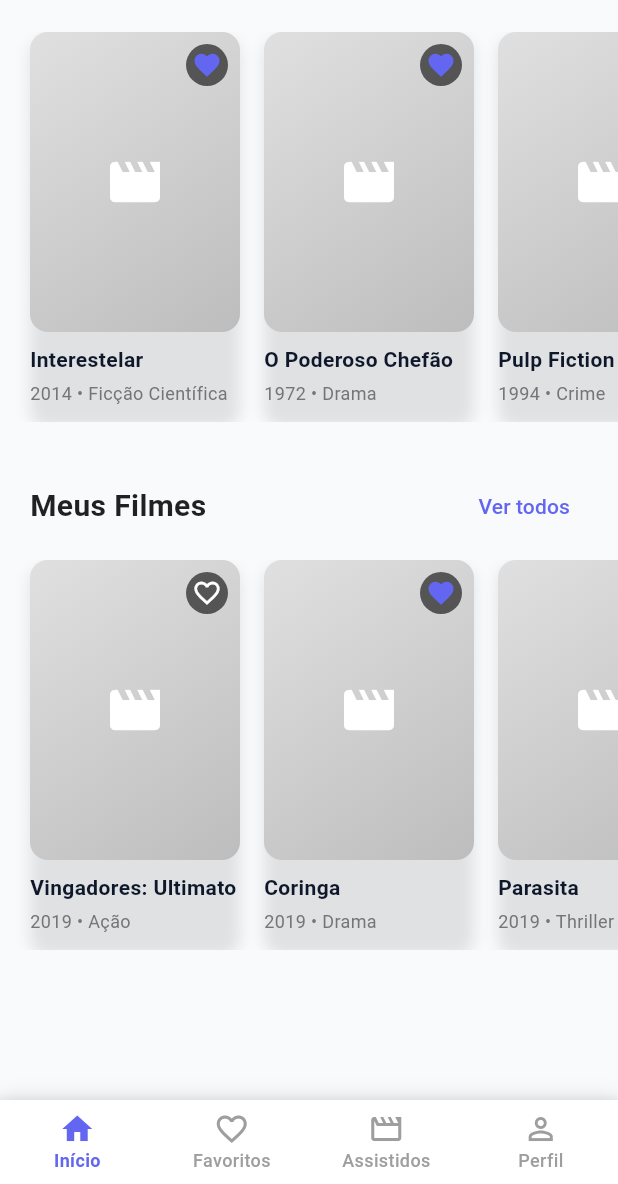
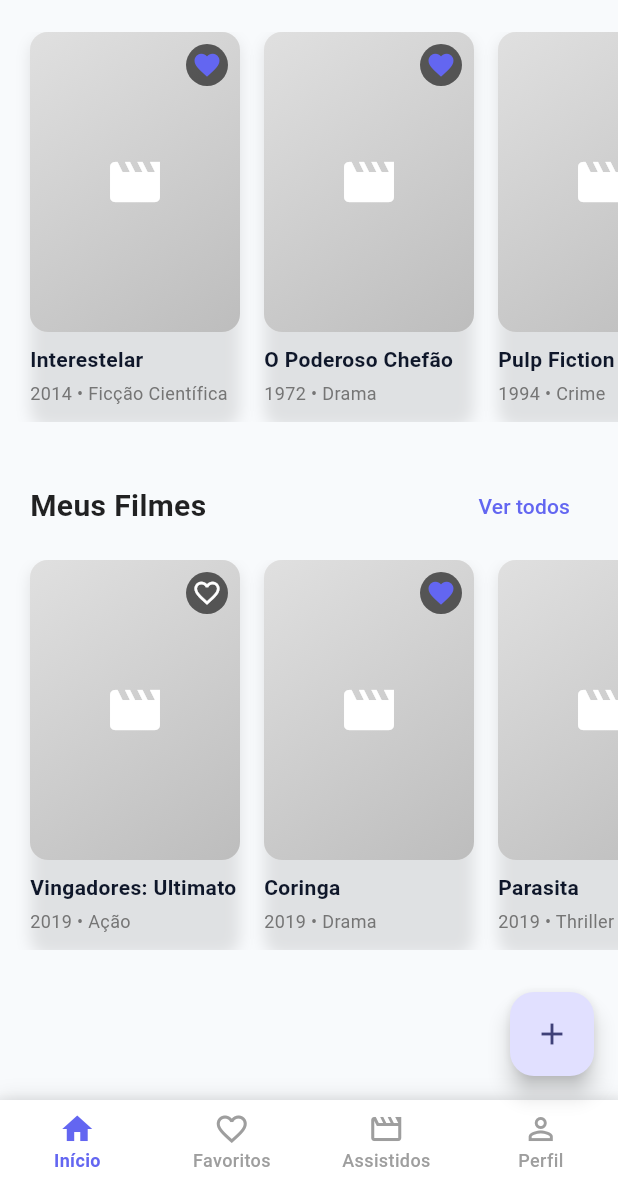
Before and after one commit to nathanbizinoto/filmly, a Flutter app: the HomeScreen screen opened by its route, scrolled down 508 dp, on a phone screen of 412 x 824 dp, the part 52-1236 px from its top. Run offline on Flutter 3.47's test engine with Material 3 defaults, Android fonts, the phone set to English and light mode, and no system bars.

```diff
--- a/lib/main.dart
+++ b/lib/main.dart
@@ -1,6 +1,7 @@
 import 'package:flutter/material.dart';
 import 'screens/login_screen.dart';
 import 'screens/home_screen.dart';
+import 'screens/movies/lista.dart';
 import 'theme/app_theme.dart';
 
 void main() {
@@ -20,6 +21,7 @@ class FilmlyApp extends StatelessWidget {
       routes: {
         '/login': (context) => const LoginScreen(),
         '/home': (context) => const HomeScreen(),
+        '/movies': (context) => const MovieListScreen(),
       },
     );
   }
--- /dev/null
+++ b/lib/models/movie.dart
@@ -0,0 +1,33 @@
+import 'package:flutter/material.dart';
+
+class Movie {
+  final String title;
+  final String? description;
+  final DateTime createdAt;
+  final bool isFavorite;
+  final String? posterUrl;
+
+  Movie({
+    required this.title,
+    this.description,
+    DateTime? createdAt,
+    this.isFavorite = false,
+    this.posterUrl,
+  }) : createdAt = createdAt ?? DateTime.now();
+
+  Movie copyWith({
+    String? title,
+    String? description,
+    DateTime? createdAt,
+    bool? isFavorite,
+    String? posterUrl,
+  }) {
+    return Movie(
+      title: title ?? this.title,
+      description: description ?? this.description,
+      createdAt: createdAt ?? this.createdAt,
+      isFavorite: isFavorite ?? this.isFavorite,
+      posterUrl: posterUrl ?? this.posterUrl,
+    );
+  }
+}
--- a/lib/screens/home_screen.dart
+++ b/lib/screens/home_screen.dart
@@ -4,6 +4,7 @@ import '../theme/app_theme.dart';
 import 'favorites_screen.dart';
 import 'watched_screen.dart';
 import 'profile_screen.dart';
+import 'movies/lista.dart';
 
 class HomeScreen extends StatefulWidget {
   const HomeScreen({super.key});
@@ -93,6 +94,20 @@ class _HomeScreenState extends State<HomeScreen> {
                   _currentIndex = 3; // Navigate to profile tab
                 });
               },
+            ),
+            IconButton(
+              icon: const Icon(
+                Icons.list_alt,
+                color: AppTheme.textPrimary,
+                size: 26,
+              ),
+              onPressed: () {
+                Navigator.push(
+                  context,
+                  MaterialPageRoute(builder: (_) => const MovieListScreen()),
+                );
+              },
+              tooltip: 'Lista dinâmica',
             ),
             const SizedBox(width: 8),
           ],
@@ -209,6 +224,20 @@ class _HomeScreenState extends State<HomeScreen> {
       body: SafeArea(
         child: _getCurrentScreen(),
       ),
+      floatingActionButton: FloatingActionButton(
+        onPressed: () async {
+          // Atalho direto para o formulário, mantendo a home simples.
+          final result = await Navigator.pushNamed(context, '/movies');
+          if (!mounted) return;
+          if (result != null) {
+            // Apenas feedback; a lista dinâmica está na tela de Movies.
+            ScaffoldMessenger.of(context).showSnackBar(
+              const SnackBar(content: Text('Item criado na lista de filmes.')),
+            );
+          }
+        },
+        child: const Icon(Icons.add),
+      ),
       bottomNavigationBar: Container(
         decoration: BoxDecoration(
           boxShadow: [
--- /dev/null
+++ b/lib/secrets.dart
@@ -0,0 +1,6 @@
+// Substitua pela sua chave de API da TMDB:
+// Crie em https://www.themoviedb.org/settings/api
+
+class Secrets {
+  static const String tmdbApiKey = 'COLE_SUA_CHAVE_AQUI';
+}
--- a/pubspec.yaml
+++ b/pubspec.yaml
@@ -11,6 +11,8 @@ dependencies:
   flutter:
     sdk: flutter
   cupertino_icons: ^1.0.2
+  intl: ^0.19.0
+  http: ^1.2.2
 
 dev_dependencies:
   flutter_test:
```
Also changed, not shown: lib/components/editor.dart (added, +34 -0 lines), lib/screens/movies/formulario.dart (added, +78 -0 lines), lib/screens/movies/lista.dart (added, +95 -0 lines), lib/services/tmdb_service.dart (added, +52 -0 lines), pubspec.lock.
